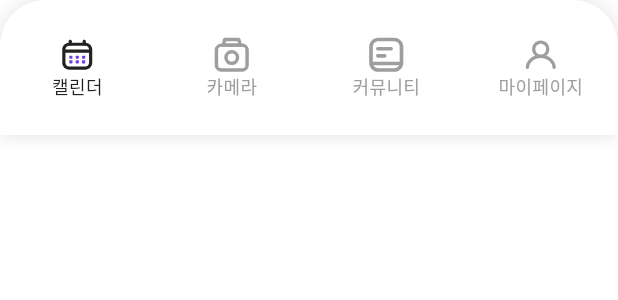
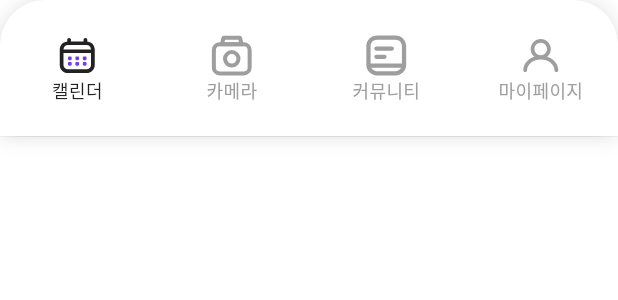
Before and after one commit to doonutmate/day1-front, a Flutter app: the CustomBottomNavigationBar widget shown alone on an empty page, opened directly with empty values, on a phone screen of 412 x 824 dp. Shown: the top 300 px of the screen. Run offline on Flutter 3.47's test engine with Material 3 defaults, Android fonts, the phone set to English and light mode, and no system bars; our stand-ins replace camera, dio, firebase_core, firebase_messaging, flutter_image_compress, flutter_local_notifications and 11 more; missing offline and left inert: app_tracking_transparency, kakao_flutter_sdk, kakao_flutter_sdk_user; accounts and stored records are empty; Roboto replaces fonts that are missing (Pretendard).

Commit message:
디자인 수정 1

```diff
--- a/lib/screens/calendar_screen.dart
+++ b/lib/screens/calendar_screen.dart
@@ -104,8 +104,8 @@ class _CalendarScreenState extends ConsumerState<CalendarScreen> {
   Widget build(BuildContext context) {
     // provider에서 실제 화면 width get
     double deviceWidth = ref.watch(deviceSizeProvider.notifier).getDeviceWidth();
-    // calendar headermargin 크기
-    double headerMargin = (deviceWidth - 225) / 2;
+    // calendar headermargin 크기 225
+    double headerMargin = (deviceWidth - 231) / 2;
     // calendar title get
     String? totalCount = ref.watch(totalRecordCount.notifier).state;
 
--- a/lib/screens/mypage/set_calendar_screen.dart
+++ b/lib/screens/mypage/set_calendar_screen.dart
@@ -80,6 +80,7 @@ class _SetCalendarScreenState extends ConsumerState<SetCalendarScreen> {
       },
       child: Scaffold(
         appBar: AppBar(
+          backgroundColor: backGroundColor,
           toolbarHeight: appBarHeight,
           title: Text(
             "캘린더 설정",
--- a/lib/screens/mypage/set_notification_screen.dart
+++ b/lib/screens/mypage/set_notification_screen.dart
@@ -141,6 +141,7 @@ class _SetNotificationScreenState extends ConsumerState<SetNotificationScreen> {
               ),
               trailing: CupertinoSwitch(
                 activeColor: primary,
+                trackColor: isService != true ? Color(0x80EFEFEF) : Color(0xFFEFEFEF),
                 value: isNight,
                 onChanged: (value) async {
                   if (isService == true) {
@@ -177,6 +178,7 @@ class _SetNotificationScreenState extends ConsumerState<SetNotificationScreen> {
               ),
               trailing: CupertinoSwitch(
                 activeColor: primary,
+                trackColor: isService != true ? Color(0x80EFEFEF) : Color(0xFFEFEFEF),
                 value: isMarketing,
                 onChanged: (value) async {
                   if (isService == true) {
--- a/lib/widgets/molecules/custom_bottom_navigation_bar.dart
+++ b/lib/widgets/molecules/custom_bottom_navigation_bar.dart
@@ -17,7 +17,7 @@ class CustomBottomNavigationBar extends StatelessWidget {
       clipBehavior: Clip.none,
       children: [
         Container(
-          height: 90, // 높이 설정
+          height: 91, // 높이 설정
           decoration: BoxDecoration(
             boxShadow: <BoxShadow>[
               BoxShadow(
@@ -40,26 +40,26 @@ class CustomBottomNavigationBar extends StatelessWidget {
               items: <BottomNavigationBarItem>[
                 BottomNavigationBarItem(
                   icon: selectedIndex == 0
-                      ? SvgPicture.asset("assets/icons/active_calendar_tab.svg", height: 24)
-                      : SvgPicture.asset("assets/icons/inactive_calendar_tab.svg", height: 24),
+                      ? SvgPicture.asset("assets/icons/active_calendar_tab.svg", height: 28, width: 28,)
+                      : SvgPicture.asset("assets/icons/inactive_calendar_tab.svg", height: 28, width: 28,),
                   label: '캘린더',
                 ),
                 BottomNavigationBarItem(
                   icon: selectedIndex == 1
-                      ? SvgPicture.asset("assets/icons/active_camera_tab.svg", height: 24)
-                      : SvgPicture.asset("assets/icons/inactive_camera_tab.svg", height: 24),
+                      ? SvgPicture.asset("assets/icons/active_camera_tab.svg", height: 28, width: 28,)
+                      : SvgPicture.asset("assets/icons/inactive_camera_tab.svg", height: 28, width: 28,),
                   label: '카메라',
                 ),
                 BottomNavigationBarItem(
                   icon: selectedIndex == 2
-                      ? SvgPicture.asset("assets/icons/active_community_tab.svg", height: 24)
-                      : SvgPicture.asset("assets/icons/inactive_community_tab.svg", height: 24),
+                      ? SvgPicture.asset("assets/icons/active_community_tab.svg", height: 28, width: 28,)
+                      : SvgPicture.asset("assets/icons/inactive_community_tab.svg", height: 28, width: 28,),
                   label: '커뮤니티',
                 ),
                 BottomNavigationBarItem(
                   icon: selectedIndex == 3
-                      ? SvgPicture.asset("assets/icons/active_profile_tab.svg", height: 24)
-                      : SvgPicture.asset("assets/icons/inactive_profile_tab.svg", height: 24),
+                      ? SvgPicture.asset("assets/icons/active_profile_tab.svg", height: 28, width: 28,)
+                      : SvgPicture.asset("assets/icons/inactive_profile_tab.svg", height: 28, width: 28,),
                   label: '마이페이지',
                 ),
               ],
--- a/lib/widgets/organisms/custom_table_calendar.dart
+++ b/lib/widgets/organisms/custom_table_calendar.dart
@@ -27,8 +27,10 @@ class CustomTableCalendar extends StatelessWidget {
     return showDialog<void>(
       context: context,
       barrierDismissible: true,
+      barrierColor: Color(0x80222222),
       builder: (context) {
         // builder 에서 생성할 위젯
+
         return DefaultImageDialog(
           imageMap: imageMap,
           day: day,
--- a/lib/widgets/organisms/error_popup.dart
+++ b/lib/widgets/organisms/error_popup.dart
@@ -24,7 +24,7 @@ class ErrorPopup extends StatelessWidget {
           Text(
             "오류 발생",
             style: TextStyle(
-              fontWeight: FontWeight.bold,
+              fontWeight: FontWeight.w600,
               fontSize: 18,
             ),
           ),
```
Also changed, not shown: lib/main.dart (+17 -1 lines), lib/screens/mypage/change_profile_screen.dart (+44 -33 lines), lib/widgets/atoms/edit_profile_image.dart (+9 -8 lines), lib/widgets/organisms/default_image_dialog.dart (+45 -13 lines), assets/icons/close.png (added), assets/icons/profilechange_camera.svg (added), assets/icons/skeleton_img.png (added), lib/constants/api_url.dart (line endings or trailing spaces), 1 other file.
